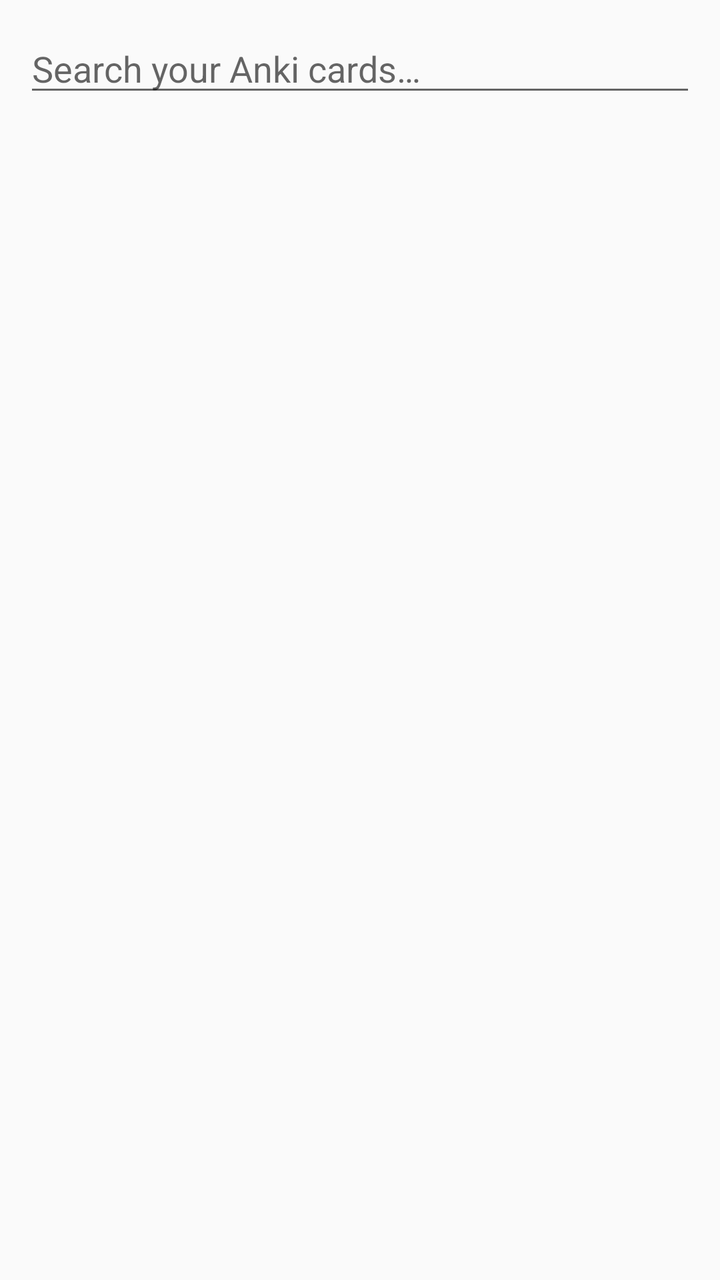
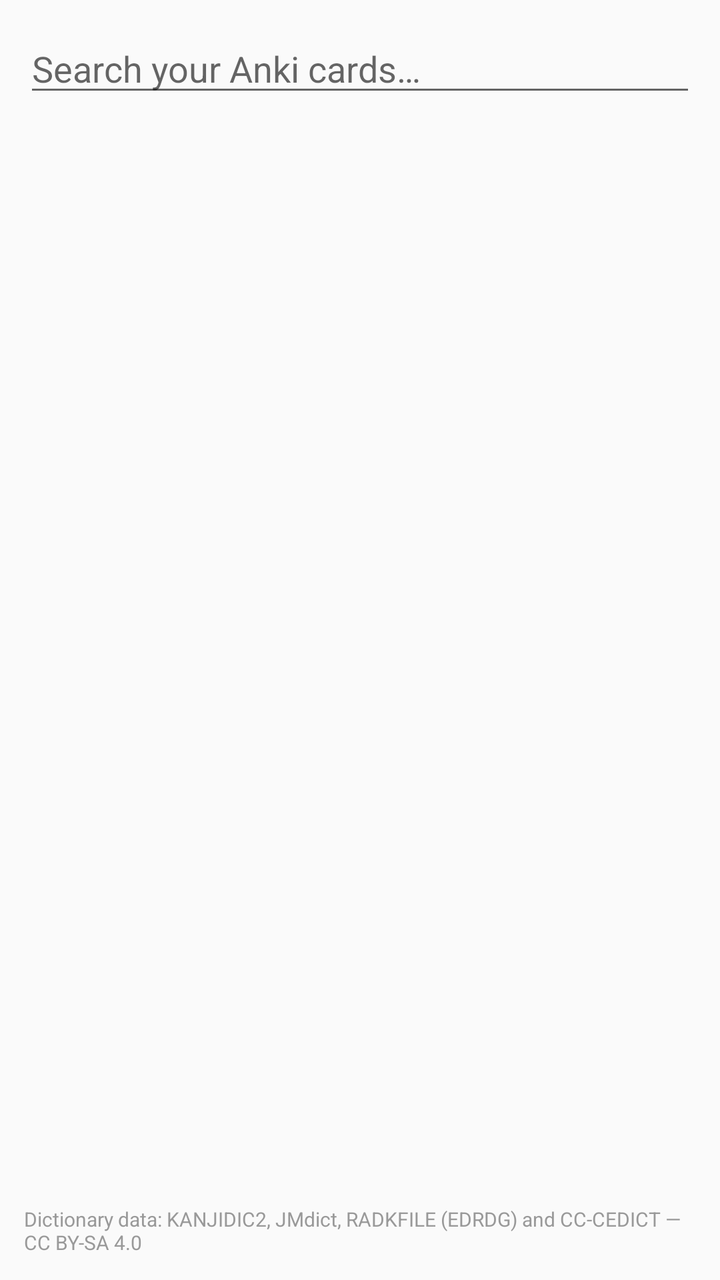

Screens rendered from an Android XML layout before and after an edit, with the pre-edit source and the edit as a unified diff.
<!-- AndroidManifest.xml: application theme Theme.AnkiDict -->
<!-- res/layout/activity_main.xml -->
<?xml version="1.0" encoding="utf-8"?>
<LinearLayout xmlns:android="http://schemas.android.com/apk/res/android"
    android:layout_width="match_parent"
    android:layout_height="match_parent"
    android:orientation="vertical"
    android:fitsSystemWindows="true"
    android:padding="12dp">

    <EditText
        android:id="@+id/searchBox"
        android:layout_width="match_parent"
        android:layout_height="wrap_content"
        android:hint="@string/search_hint"
        android:inputType="text"
        android:imeOptions="actionSearch"
        android:maxLines="1" />

    <TextView
        android:id="@+id/statusText"
        android:layout_width="match_parent"
        android:layout_height="wrap_content"
        android:layout_marginTop="8dp"
        android:textColor="#B00020"
        android:visibility="gone" />

    <androidx.recyclerview.widget.RecyclerView
        android:id="@+id/resultsList"
        android:layout_width="match_parent"
        android:layout_height="0dp"
        android:layout_weight="1"
        android:layout_marginTop="8dp"
        android:clipToPadding="false" />

</LinearLayout>
<!-- resources referenced by this layout -->
<resources>
  <string name="search_hint">Search your Anki cards…</string>
  <style name="Theme.AnkiDict" parent="Theme.AppCompat.DayNight.NoActionBar" />
</resources>

<!-- the commit's change to res/layout/activity_main.xml (unified diff, before → after) -->
@@ -31,4 +31,12 @@
         android:layout_marginTop="8dp"
         android:clipToPadding="false" />
 
+    <TextView
+        android:layout_width="match_parent"
+        android:layout_height="wrap_content"
+        android:layout_marginTop="4dp"
+        android:text="@string/dictionary_attribution"
+        android:textSize="10sp"
+        android:textColor="#999999" />
+
 </LinearLayout>
<!-- resource entries referenced after the edit -->
@@ -1,5 +1,6 @@
 <!-- resources referenced by this layout -->
 <resources>
+  <string name="dictionary_attribution">Dictionary data: KANJIDIC2, JMdict, RADKFILE (EDRDG) and CC-CEDICT — CC BY-SA 4.0</string>
   <string name="search_hint">Search your Anki cards…</string>
   <style name="Theme.AnkiDict" parent="Theme.AppCompat.DayNight.NoActionBar" />
 </resources>
